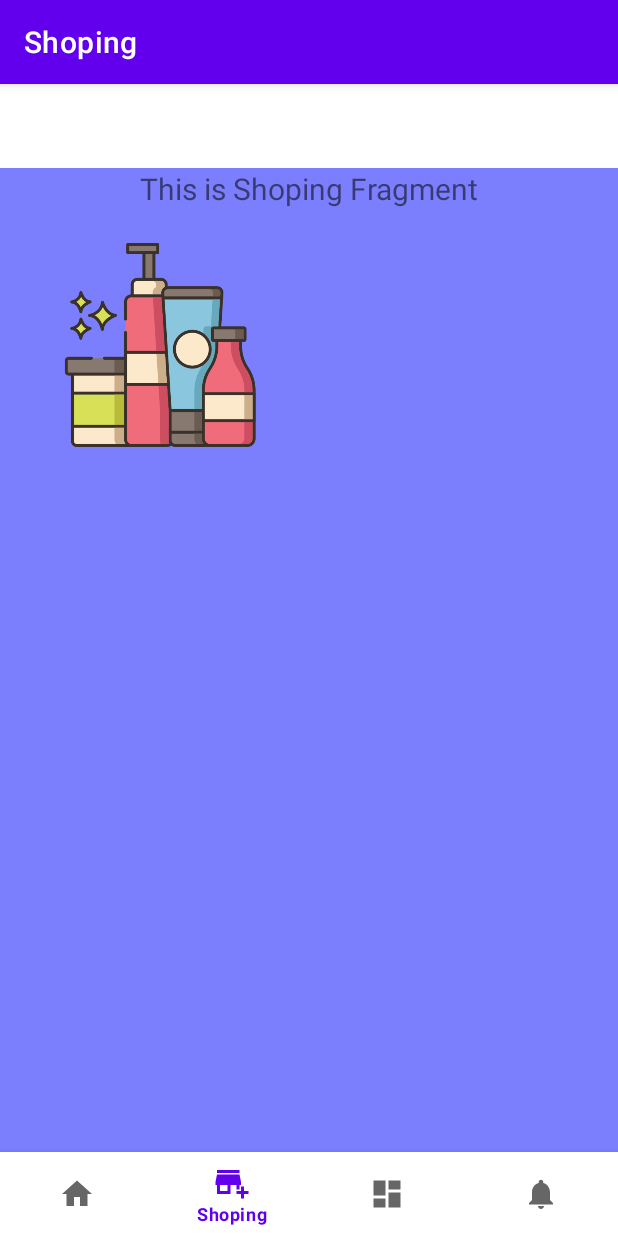
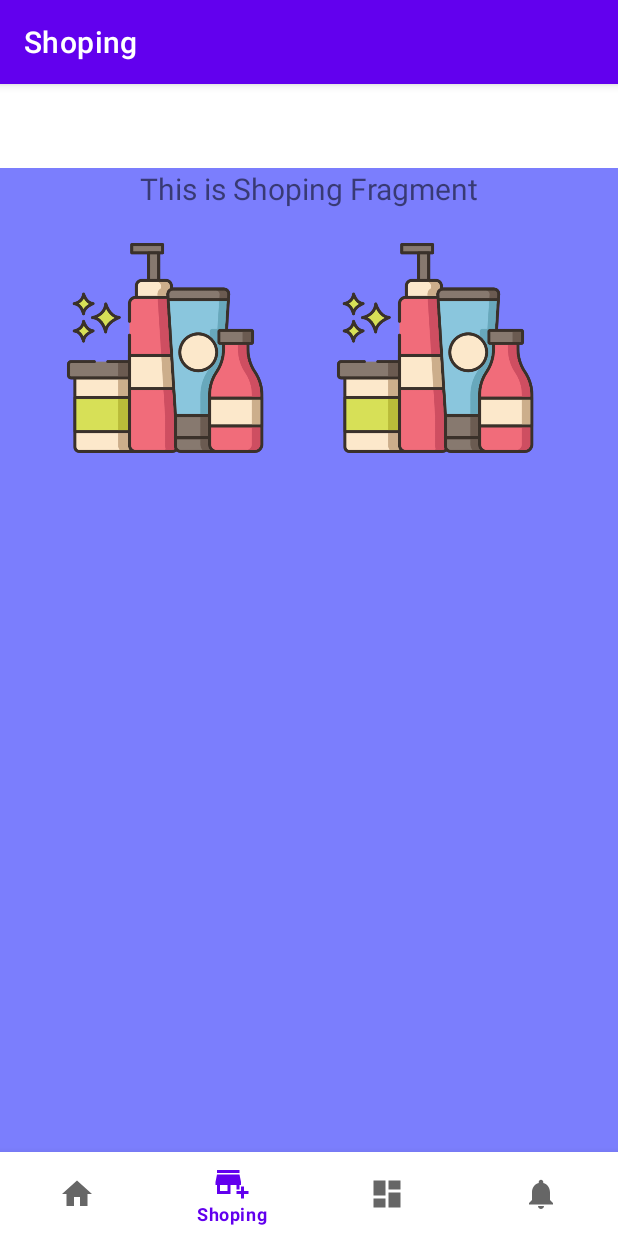
Before and after one commit to PaolaPerezQ/MyApplicationShoping, an Android app: the ShopingFragment screen opened through its navigation route, on a phone screen of 412 x 824 dp. Run offline under Robolectric (Android 15) with nearby library versions, the phone set to English and light mode, and no system bars; our stand-ins replace navigation-ui.

Commit message:
diseñando

```diff
--- a/app/build.gradle
+++ b/app/build.gradle
@@ -1,6 +1,7 @@
 plugins {
     id 'com.android.application'
     id 'org.jetbrains.kotlin.android'
+    id 'com.google.android.libraries.mapsplatform.secrets-gradle-plugin'
 }
 
 android {
@@ -44,6 +45,8 @@ dependencies {
     implementation 'androidx.lifecycle:lifecycle-viewmodel-ktx:2.3.1'
     implementation 'androidx.navigation:navigation-fragment-ktx:2.3.5'
     implementation 'androidx.navigation:navigation-ui-ktx:2.3.5'
+    implementation 'androidx.annotation:annotation:1.2.0'
+    implementation 'com.google.android.gms:play-services-maps:17.0.1'
     testImplementation 'junit:junit:4.13.2'
     androidTestImplementation 'androidx.test.ext:junit:1.1.3'
     androidTestImplementation 'androidx.test.espresso:espresso-core:3.4.0'
--- a/app/src/main/res/layout/activity_main.xml
+++ b/app/src/main/res/layout/activity_main.xml
@@ -8,25 +8,28 @@
 
     <com.google.android.material.bottomnavigation.BottomNavigationView
         android:id="@+id/nav_view"
-        android:layout_width="wrap_content"
+        android:layout_width="0dp"
         android:layout_height="wrap_content"
         android:layout_marginStart="0dp"
         android:layout_marginEnd="0dp"
+        android:background="?android:attr/windowBackground"
         app:layout_constraintBottom_toBottomOf="parent"
         app:layout_constraintLeft_toLeftOf="parent"
         app:layout_constraintRight_toRightOf="parent"
-        app:menu="@menu/bottom_nav_menu"/>
+        app:menu="@menu/bottom_nav_menu" />
 
     <fragment
         android:id="@+id/nav_host_fragment_activity_main"
         android:name="androidx.navigation.fragment.NavHostFragment"
         android:layout_width="match_parent"
-        android:layout_height="match_parent"
+        android:layout_height="0dp"
         app:defaultNavHost="true"
         app:layout_constraintBottom_toTopOf="@id/nav_view"
+        app:layout_constraintEnd_toEndOf="parent"
         app:layout_constraintLeft_toLeftOf="parent"
-        app:layout_constraintRight_toRightOf="parent"
+        app:layout_constraintStart_toStartOf="parent"
         app:layout_constraintTop_toTopOf="parent"
+        app:layout_constraintVertical_bias="1.0"
         app:navGraph="@navigation/mobile_navigation" />
 
 </androidx.constraintlayout.widget.ConstraintLayout>
--- a/app/src/main/res/layout/fragment_home.xml
+++ b/app/src/main/res/layout/fragment_home.xml
@@ -23,7 +23,7 @@
         app:layout_constraintVertical_bias="0.0" />
 
     <ImageView
-        android:id="@+id/imageViewFonfo"
+        android:id="@+id/imageViewFondo"
         android:layout_width="match_parent"
         android:layout_height="match_parent"
         android:background="#C45458FD"
--- a/app/src/main/res/layout/fragment_shoping.xml
+++ b/app/src/main/res/layout/fragment_shoping.xml
@@ -20,23 +20,38 @@
     <HorizontalScrollView
         android:layout_width="match_parent"
         android:layout_height="match_parent"
-        android:layout_marginEnd="16dp"
+        android:layout_marginEnd="0dp"
         app:layout_constraintEnd_toEndOf="parent"
-        app:layout_constraintTop_toTopOf="parent">
+        app:layout_constraintTop_toTopOf="parent"
+        tools:ignore="SpeakableTextPresentCheck,SpeakableTextPresentCheck">
 
         <LinearLayout
             android:layout_width="wrap_content"
-            android:layout_height="match_parent"
+            android:layout_height="wrap_content"
             android:layout_marginStart="30dp"
             android:layout_marginTop="50dp"
-            android:orientation="vertical">
+            android:orientation="horizontal">
 
             <ImageView
                 android:id="@+id/imageViewProducts"
-                android:layout_width="153dp"
-                android:layout_height="136dp"
+                android:layout_width="160dp"
+                android:layout_height="140dp"
+                android:src="@drawable/productos"
+                android:visibility="visible"
+              />
+
+            <Space
+                android:layout_width="20dp"
+                android:layout_height="match_parent"
+                android:layout_weight="1" />
+
+            <ImageView
+                android:id="@+id/imageViewProductss"
+                android:layout_width="160dp"
+                android:layout_height="140dp"
                 android:src="@drawable/productos"
                 android:visibility="visible" />
+
         </LinearLayout>
     </HorizontalScrollView>
 
--- a/app/src/main/res/values/dimens.xml
+++ b/app/src/main/res/values/dimens.xml
@@ -2,4 +2,7 @@
     <!-- Default screen margins, per the Android Design guidelines. -->
     <dimen name="activity_horizontal_margin">16dp</dimen>
     <dimen name="activity_vertical_margin">16dp</dimen>
+    <!-- Default screen margins, per the Android Design guidelines. -->
+    <dimen name="fragment_horizontal_margin">16dp</dimen>
+    <dimen name="fragment_vertical_margin">16dp</dimen>
 </resources>
--- a/build.gradle
+++ b/build.gradle
@@ -2,7 +2,8 @@
 plugins {
     id 'com.android.application' version '7.2.2' apply false
     id 'com.android.library' version '7.2.2' apply false
-    id 'org.jetbrains.kotlin.android' version '1.6.10' apply false
+    id 'org.jetbrains.kotlin.android' version '1.7.10' apply false
+    id 'com.google.android.libraries.mapsplatform.secrets-gradle-plugin' version '2.0.0' apply false
 }
 
 task clean(type: Delete) {
```
Also changed, not shown: app/src/main/AndroidManifest.xml (+16 -0 lines), app/src/main/java/com/example/myapplicationshoping/ui/dashboard/DashboardFragment.kt (+12 -1 lines), app/src/main/res/layout/fragment_dashboard.xml (+12 -0 lines), app/src/main/res/values/strings.xml (+9 -0 lines).
